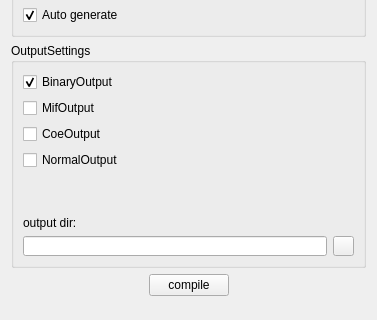
First picture: the form in source/ui/ui_module_compile_widget.ui, repository Adancurusul/EveIDE_LIGHT, before the edit; both pictures show x 0 to 377 and y 261 to 581 of the 377 by 691 pixel window.
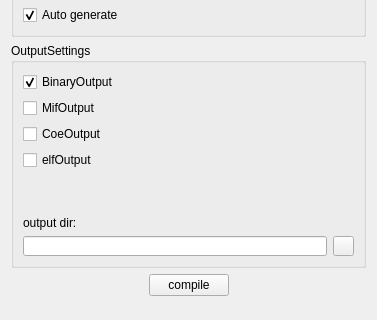
Second picture: the form after the edit. Icons and pictures are not drawn.

Diff of the .ui file:
```diff
--- a/source/ui/ui_module_compile_widget.ui
+++ b/source/ui/ui_module_compile_widget.ui
@@ -278,7 +278,7 @@
         <item>
          <widget class="QCheckBox" name="normalOutput_checkBox">
           <property name="text">
-           <string>NormalOutput</string>
+           <string>elfOutput</string>
           </property>
          </widget>
         </item>
```
